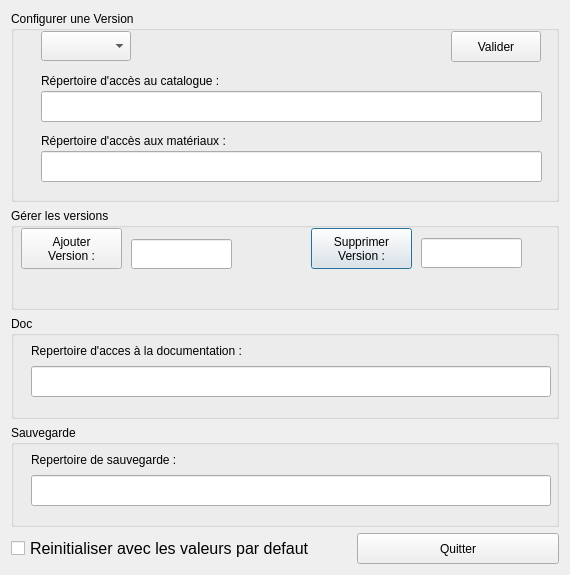
Qt form UiQT4/OptionsEditeur.ui (SalomePlatform/eficas_tools) before a commit.
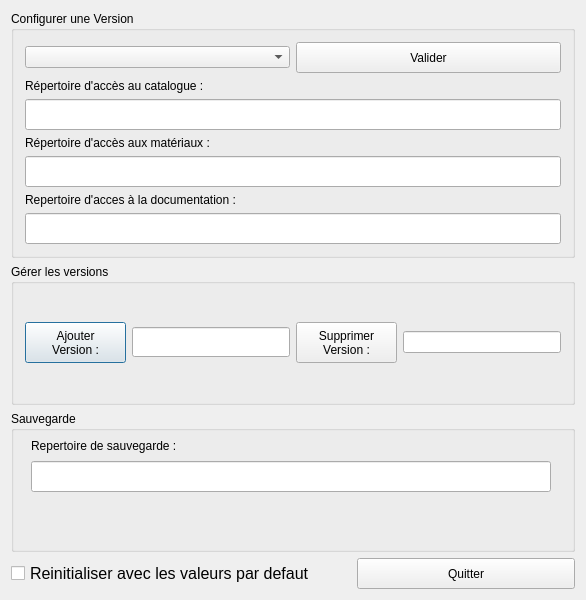
The same form after that commit.

Patch:
```diff
--- a/UiQT4/OptionsEditeur.ui
+++ b/UiQT4/OptionsEditeur.ui
@@ -6,14 +6,14 @@
    <rect>
     <x>0</x>
     <y>0</y>
-    <width>570</width>
-    <height>575</height>
+    <width>586</width>
+    <height>600</height>
    </rect>
   </property>
   <property name="windowTitle">
    <string>Options Aster</string>
   </property>
-  <layout class="QGridLayout" name="gridLayout">
+  <layout class="QGridLayout" name="gridLayout_3">
    <item row="0" column="0">
     <widget class="QGroupBox" name="groupBox1">
      <property name="minimumSize">
@@ -25,15 +25,30 @@
      <property name="title">
       <string>Configurer une Version</string>
      </property>
+     <layout class="QGridLayout" name="gridLayout">
+      <item row="0" column="0">
+       <widget class="QComboBox" name="CBVersions"/>
+      </item>
+      <item row="0" column="1">
+       <widget class="QPushButton" name="Bok">
+        <property name="minimumSize">
+         <size>
+          <width>90</width>
+          <height>31</height>
+         </size>
+        </property>
+        <property name="text">
+         <string>Valider</string>
+        </property>
+        <property name="autoDefault">
+         <bool>false</bool>
+        </property>
+       </widget>
+      </item>
+      <item row="1" column="0" colspan="2">
+       <layout class="QVBoxLayout" name="verticalLayout">
+        <item>
      <widget class="QLabel" name="textLabel1_3">
-      <property name="geometry">
-       <rect>
-        <x>30</x>
-        <y>60</y>
-        <width>280</width>
-        <height>20</height>
-       </rect>
-      </property>
       <property name="text">
        <string>Répertoire d'accès au catalogue :</string>
       </property>
@@ -41,15 +56,26 @@
        <bool>false</bool>
       </property>
      </widget>
+        </item>
+        <item>
+         <widget class="QLineEdit" name="LERepCata">
+          <property name="minimumSize">
+           <size>
+            <width>501</width>
+            <height>31</height>
+           </size>
+          </property>
+          <property name="text">
+           <string/>
+          </property>
+         </widget>
+        </item>
+       </layout>
+      </item>
+      <item row="2" column="0" colspan="2">
+       <layout class="QVBoxLayout" name="verticalLayout_2">
+        <item>
      <widget class="QLabel" name="textLabel1_2_2">
-      <property name="geometry">
-       <rect>
-        <x>30</x>
-        <y>120</y>
-        <width>280</width>
-        <height>20</height>
-       </rect>
-      </property>
       <property name="text">
        <string>Répertoire d'accès aux matériaux :</string>
       </property>
@@ -57,25 +83,9 @@
        <bool>false</bool>
       </property>
      </widget>
-     <widget class="QComboBox" name="CBVersions">
-      <property name="geometry">
-       <rect>
-        <x>30</x>
-        <y>20</y>
-        <width>90</width>
-        <height>30</height>
-       </rect>
-      </property>
-     </widget>
+        </item>
+        <item>
      <widget class="QLineEdit" name="LERepMat">
-      <property name="geometry">
-       <rect>
-        <x>30</x>
-        <y>140</y>
-        <width>501</width>
-        <height>31</height>
-       </rect>
-      </property>
       <property name="minimumSize">
        <size>
         <width>501</width>
@@ -86,47 +96,37 @@
        <string/>
       </property>
      </widget>
-     <widget class="QLineEdit" name="LERepCata">
-      <property name="geometry">
-       <rect>
-        <x>30</x>
-        <y>80</y>
-        <width>501</width>
-        <height>31</height>
-       </rect>
-      </property>
-      <property name="minimumSize">
-       <size>
-        <width>501</width>
-        <height>31</height>
-       </size>
-      </property>
+        </item>
+       </layout>
+      </item>
+      <item row="3" column="0" colspan="2">
+       <layout class="QVBoxLayout" name="verticalLayout_3">
+        <item>
+         <widget class="QLabel" name="textLabel1">
       <property name="text">
-       <string/>
-      </property>
-     </widget>
-     <widget class="QPushButton" name="Bok">
-      <property name="geometry">
-       <rect>
-        <x>440</x>
-        <y>20</y>
-        <width>90</width>
-        <height>31</height>
-       </rect>
-      </property>
-      <property name="minimumSize">
-       <size>
-        <width>90</width>
-        <height>31</height>
-       </size>
-      </property>
-      <property name="text">
-       <string>Valider</string>
-      </property>
-      <property name="autoDefault">
+           <string>Repertoire d'acces à la documentation :</string>
+          </property>
+          <property name="wordWrap">
        <bool>false</bool>
       </property>
      </widget>
+        </item>
+        <item>
+         <widget class="QLineEdit" name="LERepDoc">
+          <property name="minimumSize">
+           <size>
+            <width>520</width>
+            <height>31</height>
+           </size>
+          </property>
+          <property name="text">
+           <string/>
+          </property>
+         </widget>
+        </item>
+       </layout>
+      </item>
+     </layout>
     </widget>
    </item>
    <item row="1" column="0">
@@ -140,15 +140,23 @@
      <property name="title">
       <string>Gérer les versions</string>
      </property>
+     <layout class="QGridLayout" name="gridLayout_2">
+      <item row="0" column="0">
+       <widget class="QPushButton" name="PBajout">
+        <property name="minimumSize">
+         <size>
+          <width>101</width>
+          <height>41</height>
+         </size>
+        </property>
+        <property name="text">
+         <string>Ajouter
+Version :</string>
+        </property>
+       </widget>
+      </item>
+      <item row="0" column="1">
      <widget class="QLineEdit" name="LEVersionAjout">
-      <property name="geometry">
-       <rect>
-        <x>120</x>
-        <y>31</y>
-        <width>101</width>
-        <height>30</height>
-       </rect>
-      </property>
       <property name="minimumSize">
        <size>
         <width>101</width>
@@ -156,25 +164,9 @@
        </size>
       </property>
      </widget>
-     <widget class="QLineEdit" name="LEVersionSup">
-      <property name="geometry">
-       <rect>
-        <x>410</x>
-        <y>30</y>
-        <width>101</width>
-        <height>30</height>
-       </rect>
-      </property>
-     </widget>
+      </item>
+      <item row="0" column="2">
      <widget class="QPushButton" name="PBSup">
-      <property name="geometry">
-       <rect>
-        <x>300</x>
-        <y>20</y>
-        <width>101</width>
-        <height>41</height>
-       </rect>
-      </property>
       <property name="minimumSize">
        <size>
         <width>101</width>
@@ -186,77 +178,14 @@
 Version :</string>
       </property>
      </widget>
-     <widget class="QPushButton" name="PBajout">
-      <property name="geometry">
-       <rect>
-        <x>10</x>
-        <y>20</y>
-        <width>101</width>
-        <height>41</height>
-       </rect>
-      </property>
-      <property name="minimumSize">
-       <size>
-        <width>101</width>
-        <height>41</height>
-       </size>
-      </property>
-      <property name="text">
-       <string>Ajouter
-Version :</string>
-      </property>
-     </widget>
+      </item>
+      <item row="0" column="3">
+       <widget class="QLineEdit" name="LEVersionSup"/>
+      </item>
+     </layout>
     </widget>
    </item>
    <item row="2" column="0">
-    <widget class="QGroupBox" name="groupBox3">
-     <property name="minimumSize">
-      <size>
-       <width>548</width>
-       <height>90</height>
-      </size>
-     </property>
-     <property name="title">
-      <string>Doc</string>
-     </property>
-     <widget class="QLineEdit" name="LERepDoc">
-      <property name="geometry">
-       <rect>
-        <x>20</x>
-        <y>50</y>
-        <width>520</width>
-        <height>31</height>
-       </rect>
-      </property>
-      <property name="minimumSize">
-       <size>
-        <width>520</width>
-        <height>31</height>
-       </size>
-      </property>
-      <property name="text">
-       <string/>
-      </property>
-     </widget>
-     <widget class="QLabel" name="textLabel1">
-      <property name="geometry">
-       <rect>
-        <x>20</x>
-        <y>20</y>
-        <width>280</width>
-        <height>30</height>
-       </rect>
-      </property>
-      <property name="text">
-       <string>Repertoire d'acces à la documentation :</string>
-      </property>
-      <property name="wordWrap">
-       <bool>false</bool>
-      </property>
-     </widget>
-    </widget>
-   </item>
-   <item row="3" column="0">
     <widget class="QGroupBox" name="groupBox3_2">
      <property name="minimumSize">
       <size>
@@ -304,7 +233,7 @@
      </widget>
     </widget>
    </item>
-   <item row="4" column="0">
+   <item row="3" column="0">
     <layout class="QHBoxLayout" name="horizontalLayout">
      <item>
       <widget class="QCheckBox" name="Bdefaut">
```
Lines whose indentation alone changed are shown as unchanged.
